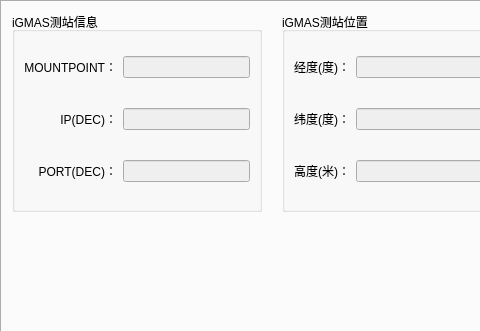
Before: the Qt Designer form widget/igmasstationinfo_widget.ui in yanghang8612/SMAMMainUI, drawn with Qt 5; both pictures show x 0 to 480 and y 0 to 331 of the 1000 by 470 pixel window.
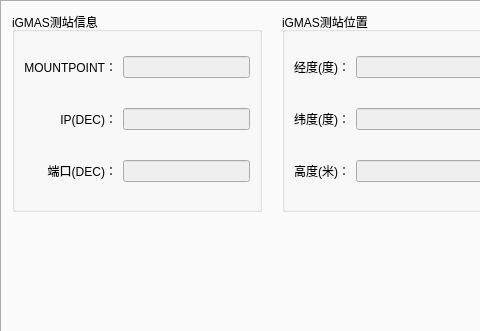
After: the same form once the commit is applied.

Diff of the .ui file:
```diff
--- a/widget/igmasstationinfo_widget.ui
+++ b/widget/igmasstationinfo_widget.ui
@@ -91,7 +91,7 @@
      <item row="2" column="0">
       <widget class="QLabel" name="label_3">
        <property name="text">
-        <string>PORT(DEC)：</string>
+        <string>端口(DEC)：</string>
        </property>
        <property name="alignment">
         <set>Qt::AlignRight|Qt::AlignTrailing|Qt::AlignVCenter</set>
```
